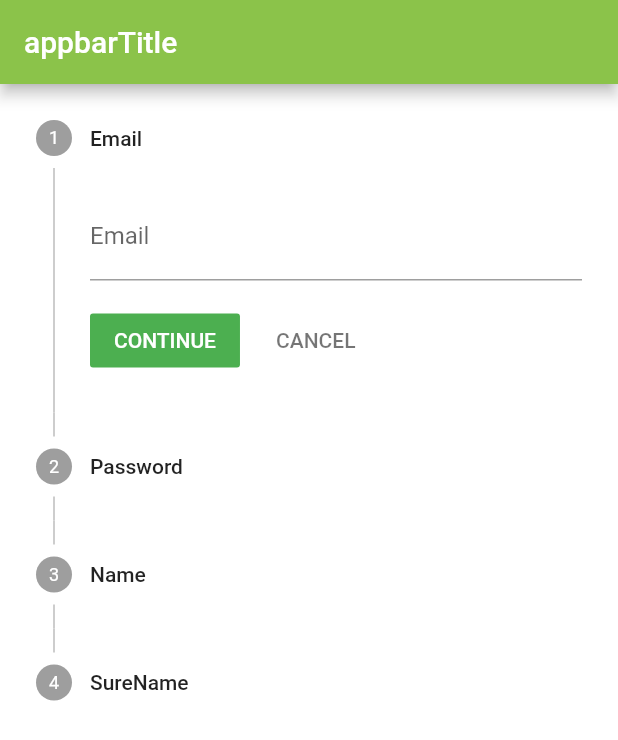
After one commit to AliAltiyev/horoscope_guide, a Flutter app: the screen it shows after launch, on a phone screen of 412 x 824 dp. The commit adds this screen. Shown: the top 740 px of the screen. Run offline on Flutter 3.47's test engine with Material 2 defaults, Android fonts, the phone set to English and light mode, and no system bars; our stand-ins replace date_format, palette_generator.

Commit message:
Using Flutter Steppers

```diff
--- a/lib/main.dart
+++ b/lib/main.dart
@@ -11,10 +11,12 @@ class MyApp extends StatelessWidget {
   @override
   Widget build(BuildContext context) {
     return MaterialApp(
+
       debugShowCheckedModeBanner: false,
       title: 'Horoscope Guide',
       theme: ThemeData(
-        primarySwatch: Colors.deepPurple,
+
+        primarySwatch: Colors.green,
       ),
       onGenerateRoute: GenerateRoute.generateRoute,
     );
--- a/lib/route/generate_route.dart
+++ b/lib/route/generate_route.dart
@@ -1,16 +1,14 @@
 import 'package:flutter/material.dart';
-import 'package:horoscope_guide/checkbox_list_tile.dart';
 import 'package:horoscope_guide/heroscope_details.dart';
-import 'package:horoscope_guide/heroscope_list.dart';
 import 'package:horoscope_guide/model/heroscope_model.dart';
-import 'package:horoscope_guide/widgest/text_field.dart';
-import 'package:horoscope_guide/widgest/text_form.dart';
 
- class GenerateRoute {
+import '../widgest/stepper.dart';
+
+class GenerateRoute {
   static Route<dynamic>? generateRoute(RouteSettings settings) {
     switch (settings.name) {
       case "/":
-        return MaterialPageRoute(builder: (context) => CheckBoxListTileExample());
+        return MaterialPageRoute(builder: (context) => StepperExample());
       case "/heroScopeDetails":
         final args = settings.arguments as HeroScopeModel;
         return MaterialPageRoute(
--- /dev/null
+++ b/lib/widgest/stepper.dart
@@ -0,0 +1,110 @@
+import 'package:flutter/material.dart';
+
+class StepperExample extends StatefulWidget {
+  const StepperExample({Key? key}) : super(key: key);
+
+  @override
+  State<StepperExample> createState() => _StepperExampleState();
+}
+
+class _StepperExampleState extends State<StepperExample> {
+  String? email, password, name, sureName;
+  int currentStep = 0;
+  List steps = [];
+  final emailKey = GlobalKey<FormFieldState>();
+  final passwordKey = GlobalKey<FormFieldState>();
+  final nameKey = GlobalKey<FormFieldState>();
+  final sureNameKey = GlobalKey<FormFieldState>();
+  bool stepState = false;
+
+  @override
+  void initState() {
+    // TODO: implement initState
+    super.initState();
+    steps = steppers();
+  }
+
+  @override
+  Widget build(BuildContext context) {
+    return Scaffold(
+        backgroundColor: Colors.white,
+        appBar: AppBar(
+          backgroundColor: Colors.lightGreen,
+          title: Text('appbarTitle'),
+        ),
+        body: SingleChildScrollView(
+          child: Column(
+            children: <Widget>[
+              Stepper(
+                currentStep: currentStep,
+                steps: steppers(),
+                onStepTapped: (step) => setState(() {
+                  currentStep = step;
+                }),
+                onStepContinue: () {
+                  setState(() {
+                    if (currentStep < steps.length - 1) {
+                      currentStep++;
+                    }
+                  });
+                },
+                onStepCancel: () {
+                  setState(() {
+                    if (currentStep > 0) {
+                      currentStep--;
+                    }
+                  });
+                },
+              )
+            ],
+          ),
+        ));
+  }
+
+  List<Step> steppers() {
+    return [
+      Step(
+
+          label: Text("Email"),
+          title: Text("Email"),
+          content: TextFormField(
+            onSaved: (_email) => email = _email,
+            decoration: InputDecoration(label: Text("Email")),
+            validator: (value) {
+              if (value!.length < 6) {
+                return "Incorrect email";
+              }
+            },
+          )),
+      Step(
+          title: Text("Password"),
+          content: TextFormField(
+            onSaved: (_password) => password = _password,
+            decoration: InputDecoration(label: Text("Password")),
+            validator: (value) {
+              if (value!.length < 6) {
+                return "incorrect password";
+              }
+            },
+          )),
+      Step(
+          title: Text("Name"),
+          content: TextFormField(
+              onSaved: (_name) => name = _name,
+              decoration: InputDecoration(label: Text("Name")),
+              validator: (value) {
+                if (value!.length < 6) {
+                  return "name";
+                }
+              })),
+      Step(
+          title: Text("SureName"),
+          content: TextFormField(
+            onSaved: (_sureName) => sureName = _sureName,
+            decoration: InputDecoration(label: Text("SureName")),
+          )),
+    ];
+  }
+
+
+}
```
